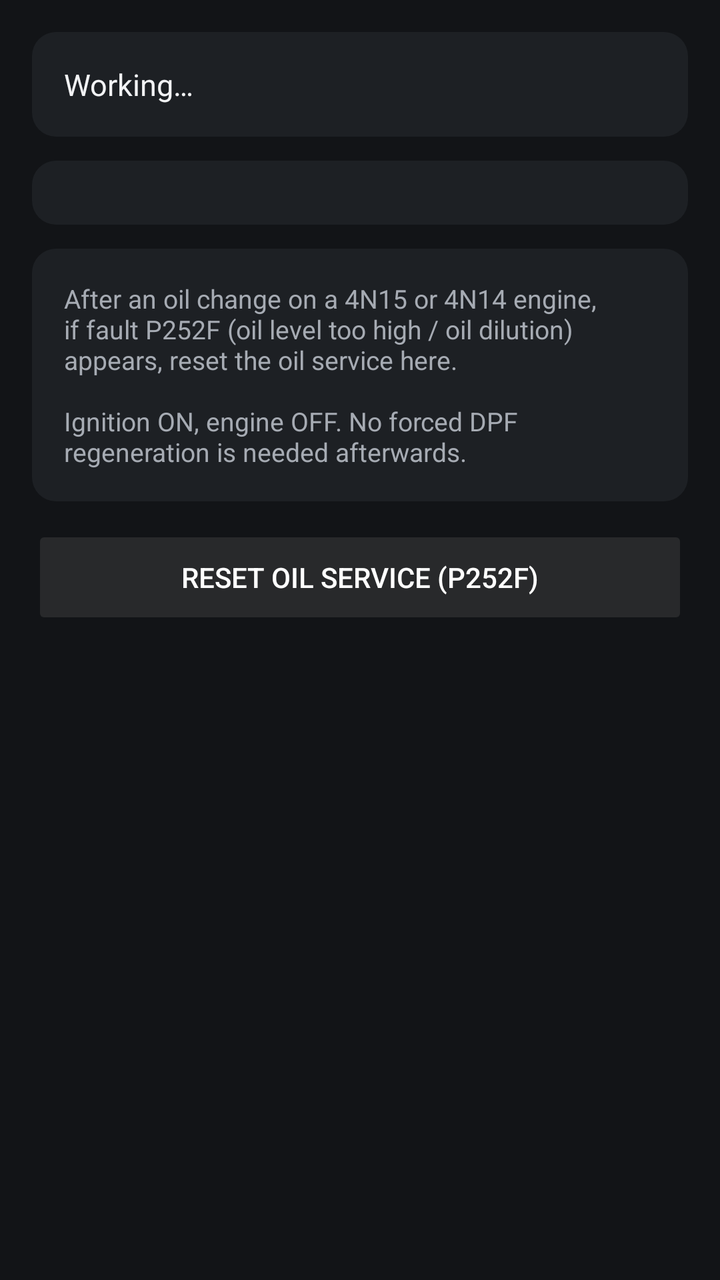
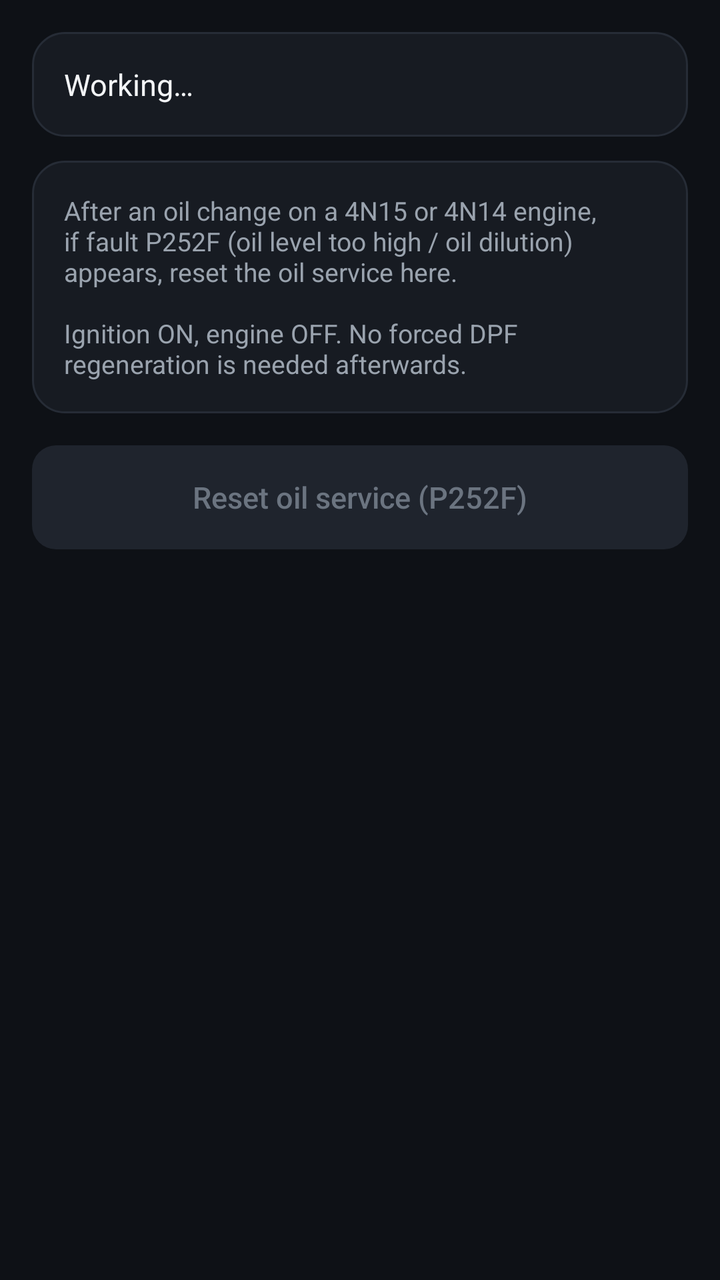

Compare the two renders of this Android layout. The source of the first and the diff that turns it into the second are given below.
<!-- AndroidManifest.xml: application theme Theme.MpsDiag -->
<!-- res/layout/activity_oil.xml -->
<?xml version="1.0" encoding="utf-8"?>
<ScrollView xmlns:android="http://schemas.android.com/apk/res/android"
    android:layout_width="match_parent"
    android:layout_height="match_parent">

    <LinearLayout
        android:layout_width="match_parent"
        android:layout_height="wrap_content"
        android:orientation="vertical"
        android:padding="@dimen/screen_padding">

        <TextView
            android:id="@+id/statusText"
            style="@style/Card"
            android:layout_width="match_parent"
            android:layout_height="wrap_content"
            android:textAppearance="@style/Text.Body"
            android:text="@string/working" />

        <LinearLayout
            android:id="@+id/paramList"
            style="@style/Card"
            android:layout_width="match_parent"
            android:layout_height="wrap_content"
            android:orientation="vertical" />

        <TextView
            style="@style/Card"
            android:layout_width="match_parent"
            android:layout_height="wrap_content"
            android:textAppearance="@style/Text.Secondary"
            android:text="@string/oil_help" />

        <Button
            android:id="@+id/resetButton"
            style="@style/Button.Primary"
            android:layout_width="match_parent"
            android:layout_height="wrap_content"
            android:enabled="false"
            android:text="@string/oil_reset" />
    </LinearLayout>
</ScrollView>
<!-- resources referenced by this layout -->
<resources>
  <style name="Button.Primary" parent="android:Widget.Material.Button.Colored">
          <item name="android:textColor">@color/text_on_primary</item>
          <item name="android:minHeight">52dp</item>
      </style>
  <style name="Theme.MpsDiag" parent="android:Theme.Material">
          <item name="android:colorPrimary">@color/brand_primary</item>
          <item name="android:colorPrimaryDark">@color/brand_primary_dark</item>
          <item name="android:colorAccent">@color/brand_accent</item>
          <item name="android:windowBackground">@color/bg_window</item>
          <item name="android:textColorPrimary">@color/text_primary</item>
          <item name="android:textColorSecondary">@color/text_secondary</item>
          <item name="android:statusBarColor">@color/brand_primary_dark</item>
      </style>
  <color name="text_on_primary">#FFFFFF</color>
  <!-- drawable bg_card (drawable) -->
  <?xml version="1.0" encoding="utf-8"?>
  <shape xmlns:android="http://schemas.android.com/apk/res/android">
      <solid android:color="@color/bg_card" />
      <corners android:radius="@dimen/card_radius" />
  </shape>
  <color name="text_primary">#F2F3F5</color>
  <color name="text_secondary">#A6ABB3</color>
  <color name="brand_primary">#E4002B</color>
  <color name="brand_primary_dark">#A8001F</color>
  <color name="brand_accent">#FF5A5F</color>
  <color name="bg_window">#121417</color>
  <color name="bg_card">#1D2024</color>
  <dimen name="card_radius">12dp</dimen>
  <!-- unchanged entries left out for length: 11 -->
</resources>

<!-- the commit's change to res/layout/activity_oil.xml (unified diff, before → after) -->
@@ -19,7 +19,6 @@
 
         <LinearLayout
             android:id="@+id/paramList"
-            style="@style/Card"
             android:layout_width="match_parent"
             android:layout_height="wrap_content"
             android:orientation="vertical" />
<!-- resource entries referenced after the edit -->
@@ -1,33 +1,102 @@
 <!-- resources referenced by this layout -->
 <resources>
-  <style name="Button.Primary" parent="android:Widget.Material.Button.Colored">
-          <item name="android:textColor">@color/text_on_primary</item>
+  <style name="Button.Primary" parent="android:Widget.Material.Button">
+          <item name="android:background">@drawable/bg_button_primary</item>
+          <item name="android:textColor">@color/button_text_primary</item>
+          <item name="android:fontFamily">sans-serif-medium</item>
+          <item name="android:textAllCaps">false</item>
+          <item name="android:textSize">@dimen/text_body</item>
           <item name="android:minHeight">52dp</item>
+          <item name="android:paddingStart">20dp</item>
+          <item name="android:paddingEnd">20dp</item>
+          <item name="android:stateListAnimator">@null</item>
+          <item name="android:layout_marginTop">4dp</item>
+          <item name="android:layout_marginBottom">4dp</item>
       </style>
   <style name="Theme.MpsDiag" parent="android:Theme.Material">
-          <item name="android:colorPrimary">@color/brand_primary</item>
-          <item name="android:colorPrimaryDark">@color/brand_primary_dark</item>
-          <item name="android:colorAccent">@color/brand_accent</item>
+          <item name="android:colorPrimary">@color/bg_window</item>
+          <item name="android:colorPrimaryDark">@color/bg_window</item>
+          <item name="android:colorAccent">@color/brand_primary</item>
+          <item name="android:colorControlActivated">@color/brand_primary</item>
+          <item name="android:colorBackground">@color/bg_window</item>
           <item name="android:windowBackground">@color/bg_window</item>
+          <item name="android:statusBarColor">@color/bg_window</item>
+          <item name="android:navigationBarColor">@color/bg_window</item>
           <item name="android:textColorPrimary">@color/text_primary</item>
           <item name="android:textColorSecondary">@color/text_secondary</item>
-          <item name="android:statusBarColor">@color/brand_primary_dark</item>
+          <item name="android:actionBarStyle">@style/ActionBar</item>
+          <item name="android:buttonStyle">@style/Button.Secondary</item>
+          <item name="android:alertDialogTheme">@style/Dialog</item>
       </style>
-  <color name="text_on_primary">#FFFFFF</color>
+  <!-- drawable bg_button_primary (drawable) -->
+  <?xml version="1.0" encoding="utf-8"?>
+  <ripple xmlns:android="http://schemas.android.com/apk/res/android" android:color="@color/ripple">
+      <item>
+          <selector>
+              <item android:state_enabled="false">
+                  <shape><solid android:color="@color/bg_card_raised" /><corners android:radius="@dimen/button_radius" /></shape>
+              </item>
+              <item>
+                  <shape><solid android:color="@color/brand_primary" /><corners android:radius="@dimen/button_radius" /></shape>
+              </item>
+          </selector>
+      </item>
+  </ripple>
   <!-- drawable bg_card (drawable) -->
   <?xml version="1.0" encoding="utf-8"?>
   <shape xmlns:android="http://schemas.android.com/apk/res/android">
       <solid android:color="@color/bg_card" />
+      <stroke android:width="1dp" android:color="@color/stroke" />
       <corners android:radius="@dimen/card_radius" />
   </shape>
-  <color name="text_primary">#F2F3F5</color>
-  <color name="text_secondary">#A6ABB3</color>
-  <color name="brand_primary">#E4002B</color>
-  <color name="brand_primary_dark">#A8001F</color>
-  <color name="brand_accent">#FF5A5F</color>
-  <color name="bg_window">#121417</color>
-  <color name="bg_card">#1D2024</color>
-  <dimen name="card_radius">12dp</dimen>
+  <color name="text_primary">#F3F5F7</color>
+  <color name="text_secondary">#9AA3AE</color>
+  <color name="brand_primary">#FF6B1A</color>
+  <style name="ActionBar" parent="android:Widget.Material.ActionBar.Solid">
+          <item name="android:background">@color/bg_window</item>
+          <item name="android:elevation">0dp</item>
+          <item name="android:titleTextStyle">@style/ActionBar.Title</item>
+      </style>
+  <style name="Button.Secondary" parent="android:Widget.Material.Button">
+          <item name="android:background">@drawable/bg_button_secondary</item>
+          <item name="android:textColor">@color/button_text_secondary</item>
+          <item name="android:fontFamily">sans-serif-medium</item>
+          <item name="android:textAllCaps">false</item>
+          <item name="android:textSize">@dimen/text_body</item>
+          <item name="android:minHeight">52dp</item>
+          <item name="android:paddingStart">20dp</item>
+          <item name="android:paddingEnd">20dp</item>
+          <item name="android:stateListAnimator">@null</item>
+          <item name="android:layout_marginTop">4dp</item>
+          <item name="android:layout_marginBottom">4dp</item>
+      </style>
+  <style name="Dialog" parent="android:Theme.Material.Dialog.Alert">
+          <item name="android:colorAccent">@color/brand_primary</item>
+          <item name="android:colorBackground">@color/bg_card_raised</item>
+          <item name="android:textColorPrimary">@color/text_primary</item>
+      </style>
+  <color name="ripple">#33FFFFFF</color>
+  <color name="bg_card_raised">#1F242D</color>
+  <dimen name="button_radius">12dp</dimen>
+  <color name="bg_window">#0E1116</color>
+  <color name="bg_card">#171B22</color>
+  <color name="stroke">#262C36</color>
+  <dimen name="card_radius">16dp</dimen>
+  <style name="ActionBar.Title" parent="android:TextAppearance.Material.Widget.ActionBar.Title">
+          <item name="android:textColor">@color/text_primary</item>
+          <item name="android:fontFamily">sans-serif-medium</item>
+      </style>
+  <!-- drawable bg_button_secondary (drawable) -->
+  <?xml version="1.0" encoding="utf-8"?>
+  <ripple xmlns:android="http://schemas.android.com/apk/res/android" android:color="@color/ripple">
+      <item>
+          <shape>
+              <solid android:color="@color/bg_card_raised" />
+              <stroke android:width="1dp" android:color="@color/stroke" />
+              <corners android:radius="@dimen/button_radius" />
+          </shape>
+      </item>
+  </ripple>
   <!-- unchanged entries left out for length: 11 -->
 </resources>
 
